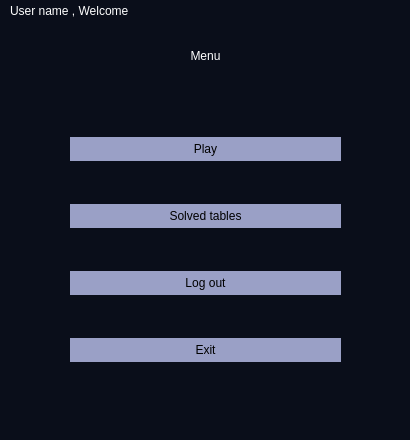
The window that Sudoku/menu.ui (UIAP4002-Dr-Mahdavi/mini-project-2-sudoku-Hsoonaik) describes before a commit, drawn with Qt 5.
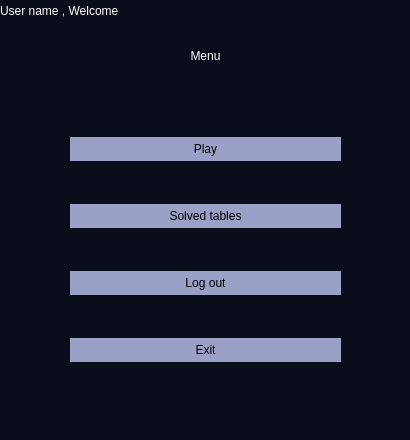
The same window after the commit.

The edit to the form file:
```diff
--- a/Sudoku/menu.ui
+++ b/Sudoku/menu.ui
@@ -137,7 +137,7 @@
    <widget class="QLabel" name="WelcomeLB">
     <property name="geometry">
      <rect>
-      <x>10</x>
+      <x>0</x>
       <y>0</y>
       <width>181</width>
       <height>21</height>
```
